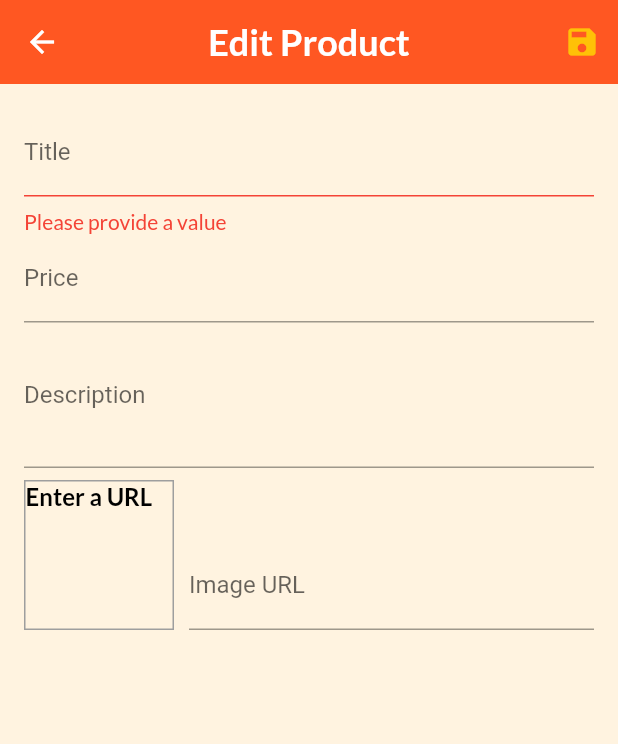
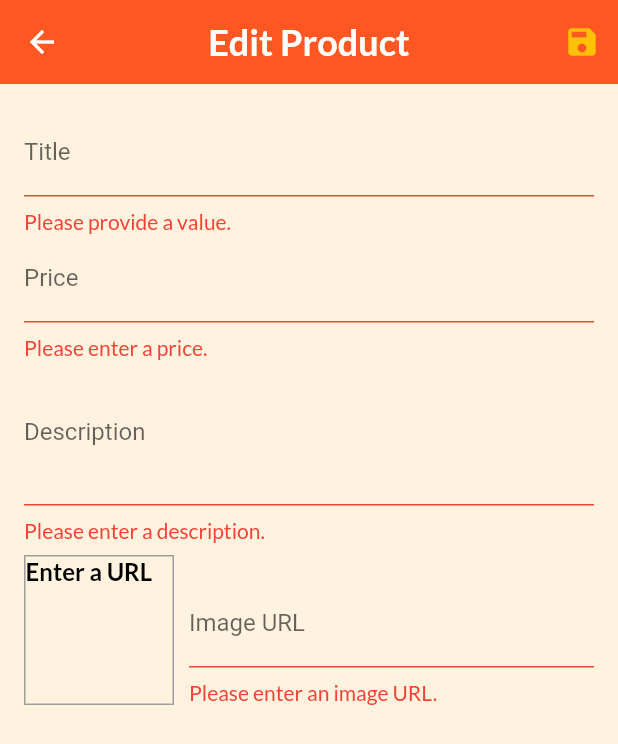
Before and after one commit to gunumdogdu/shop_app, a Flutter app: the EditProductScreen screen opened by its route, after a tap on the "save" icon, on a phone screen of 412 x 824 dp. Shown: the top 744 px of the screen. Run offline on Flutter 3.47's test engine with Material 2 defaults, Android fonts, the phone set to English and light mode, and no system bars; network calls fail.

Commit message:
logic changes, edit

```diff
--- a/lib/screens/edit_product_screen.dart
+++ b/lib/screens/edit_product_screen.dart
@@ -1,25 +1,62 @@
 import 'package:flutter/material.dart';
+import 'package:provider/provider.dart';
+
 import '../providers/product.dart';
+import '../providers/products.dart';
 
 class EditProductScreen extends StatefulWidget {
   static const routeName = '/edit-product';
+
   @override
-  State<EditProductScreen> createState() => _EditProductScreenState();
+  _EditProductScreenState createState() => _EditProductScreenState();
 }
 
 class _EditProductScreenState extends State<EditProductScreen> {
+  final _priceFocusNode = FocusNode();
   final _descriptionFocusNode = FocusNode();
-  final _priceFocusNode = FocusNode();
   final _imageUrlController = TextEditingController();
   final _imageUrlFocusNode = FocusNode();
   final _form = GlobalKey<FormState>();
-  var _editedProduct =
-      Product(description: '', id: null, imageUrl: '', price: 0, title: '');
+  var _editedProduct = Product(
+    id: null,
+    title: '',
+    price: 0,
+    description: '',
+    imageUrl: '',
+  );
+  var _initValues = {
+    'title': '',
+    'description': '',
+    'price': '',
+    'imageUrl': '',
+  };
+  var _isInit = true;
 
   @override
   void initState() {
     _imageUrlFocusNode.addListener(_updateImageUrl);
     super.initState();
+  }
+
+  @override
+  void didChangeDependencies() {
+    if (_isInit) {
+      final productId = ModalRoute.of(context)?.settings.arguments;
+      if (productId != null) {
+        _editedProduct = Provider.of<Products>(context, listen: false)
+            .findById(productId as String);
+        _initValues = {
+          'title': _editedProduct.title,
+          'description': _editedProduct.description,
+          'price': _editedProduct.price.toString(),
+          // 'imageUrl': _editedProduct.imageUrl,
+          'imageUrl': '',
+        };
+        _imageUrlController.text = _editedProduct.imageUrl;
+      }
+    }
+    _isInit = false;
+    super.didChangeDependencies();
   }
 
   @override
@@ -34,6 +71,13 @@ class _EditProductScreenState extends State<EditProductScreen> {
 
   void _updateImageUrl() {
     if (!_imageUrlFocusNode.hasFocus) {
+      if ((!_imageUrlController.text.startsWith('http') &&
+              !_imageUrlController.text.startsWith('https')) ||
+          (!_imageUrlController.text.endsWith('.png') &&
+              !_imageUrlController.text.endsWith('.jpg') &&
+              !_imageUrlController.text.endsWith('.jpeg'))) {
+        return;
+      }
       setState(() {});
     }
   }
@@ -44,22 +88,24 @@ class _EditProductScreenState extends State<EditProductScreen> {
       return;
     }
     _form.currentState!.save();
-    print(_editedProduct.title);
+    if (_editedProduct.id != null) {
+      Provider.of<Products>(context, listen: false)
+          .updateProduct(_editedProduct.id as String, _editedProduct);
+    } else {
+      Provider.of<Products>(context, listen: false).addProduct(_editedProduct);
+    }
+    Navigator.of(context).pop();
   }
 
   @override
   Widget build(BuildContext context) {
     return Scaffold(
       appBar: AppBar(
-        title: Text(
-          'Edit Product',
-        ),
-        actions: [
+        title: Text('Edit Product'),
+        actions: <Widget>[
           IconButton(
+            icon: Icon(Icons.save),
             onPressed: _saveForm,
-            icon: Icon(
-              Icons.save,
-            ),
           ),
         ],
       ),
@@ -68,68 +114,90 @@ class _EditProductScreenState extends State<EditProductScreen> {
         child: Form(
           key: _form,
           child: ListView(
-              children: [
+            children: <Widget>[
               TextFormField(
-                  decoration: InputDecoration(
-                    labelText: 'Title',
-                  ),
+                initialValue: _initValues['title'],
+                decoration: InputDecoration(labelText: 'Title'),
                 textInputAction: TextInputAction.next,
                 onFieldSubmitted: (_) {
                   FocusScope.of(context).requestFocus(_priceFocusNode);
                 },
                 validator: (value) {
                   if (value!.isEmpty) {
-                      return 'Please provide a value';
+                    return 'Please provide a value.';
                   }
                   return null;
                 },
                 onSaved: (value) {
                   _editedProduct = Product(
+                      title: value!,
+                      price: _editedProduct.price,
                       description: _editedProduct.description,
-                        id: null,
                       imageUrl: _editedProduct.imageUrl,
-                        price: _editedProduct.price,
-                        title: value as String);
+                      id: _editedProduct.id,
+                      isFavorite: _editedProduct.isFavorite);
                 },
               ),
               TextFormField(
-                  decoration: InputDecoration(
-                    labelText: 'Price',
-                  ),
+                initialValue: _initValues['price'],
+                decoration: InputDecoration(labelText: 'Price'),
                 textInputAction: TextInputAction.next,
                 keyboardType: TextInputType.number,
                 focusNode: _priceFocusNode,
                 onFieldSubmitted: (_) {
                   FocusScope.of(context).requestFocus(_descriptionFocusNode);
                 },
+                validator: (value) {
+                  if (value!.isEmpty) {
+                    return 'Please enter a price.';
+                  }
+                  if (double.tryParse(value) == null) {
+                    return 'Please enter a valid number.';
+                  }
+                  if (double.parse(value) <= 0) {
+                    return 'Please enter a number greater than zero.';
+                  }
+                  return null;
+                },
                 onSaved: (value) {
                   _editedProduct = Product(
+                      title: _editedProduct.title,
+                      price: double.parse(value!),
                       description: _editedProduct.description,
-                        id: null,
                       imageUrl: _editedProduct.imageUrl,
-                        price: double.parse(value as String),
-                        title: _editedProduct.title);
+                      id: _editedProduct.id,
+                      isFavorite: _editedProduct.isFavorite);
                 },
               ),
               TextFormField(
-                  decoration: InputDecoration(
-                    labelText: 'Description',
-                  ),
+                initialValue: _initValues['description'],
+                decoration: InputDecoration(labelText: 'Description'),
                 maxLines: 3,
                 keyboardType: TextInputType.multiline,
                 focusNode: _descriptionFocusNode,
+                validator: (value) {
+                  if (value!.isEmpty) {
+                    return 'Please enter a description.';
+                  }
+                  if (value.length < 10) {
+                    return 'Should be at least 10 characters long.';
+                  }
+                  return null;
+                },
                 onSaved: (value) {
                   _editedProduct = Product(
-                        description: value as String,
-                        id: null,
+                    title: _editedProduct.title,
+                    price: _editedProduct.price,
+                    description: value!,
                     imageUrl: _editedProduct.imageUrl,
-                        price: _editedProduct.price,
-                        title: _editedProduct.title);
+                    id: _editedProduct.id,
+                    isFavorite: _editedProduct.isFavorite,
+                  );
                 },
               ),
               Row(
                 crossAxisAlignment: CrossAxisAlignment.end,
-                  children: [
+                children: <Widget>[
                   Container(
                     width: 100,
                     height: 100,
@@ -162,27 +230,38 @@ class _EditProductScreenState extends State<EditProductScreen> {
                       onFieldSubmitted: (_) {
                         _saveForm();
                       },
+                      validator: (value) {
+                        if (value!.isEmpty) {
+                          return 'Please enter an image URL.';
+                        }
+                        if (!value.startsWith('http') &&
+                            !value.startsWith('https')) {
+                          return 'Please enter a valid URL.';
+                        }
+                        if (!value.endsWith('.png') &&
+                            !value.endsWith('.jpg') &&
+                            !value.endsWith('.jpeg')) {
+                          return 'Please enter a valid image URL.';
+                        }
+                        return null;
+                      },
                       onSaved: (value) {
                         _editedProduct = Product(
+                          title: _editedProduct.title,
+                          price: _editedProduct.price,
                           description: _editedProduct.description,
-                            id: null,
-                            imageUrl: value as String,
-                            price: _editedProduct.price,
-                            title: _editedProduct.title,
+                          imageUrl: value!,
+                          id: _editedProduct.id,
+                          isFavorite: _editedProduct.isFavorite,
                         );
-                        },
-                        onEditingComplete: () {
-                          setState(() {});
-                        },
-                        onTapOutside: (_) {
-                          setState(() {});
                       },
                     ),
                   ),
                 ],
-                )
+              ),
             ],
-            )),
+          ),
+        ),
       ),
     );
   }
--- a/lib/screens/user_products_screen.dart
+++ b/lib/screens/user_products_screen.dart
@@ -31,6 +31,7 @@ class UserProductsScreen extends StatelessWidget {
           itemBuilder: (_, i) => Column(
             children: [
               UserProductItem(
+                productsData.items[i].id as String,
                 productsData.items[i].title,
                 productsData.items[i].imageUrl,
               ),
```
Also changed, not shown: lib/providers/products.dart (+24 -1 lines), lib/screens/dum.dart (added, +272 -0 lines), lib/widgets/user_product_item.dart (+14 -3 lines). Lines whose indentation alone changed are shown as unchanged.
